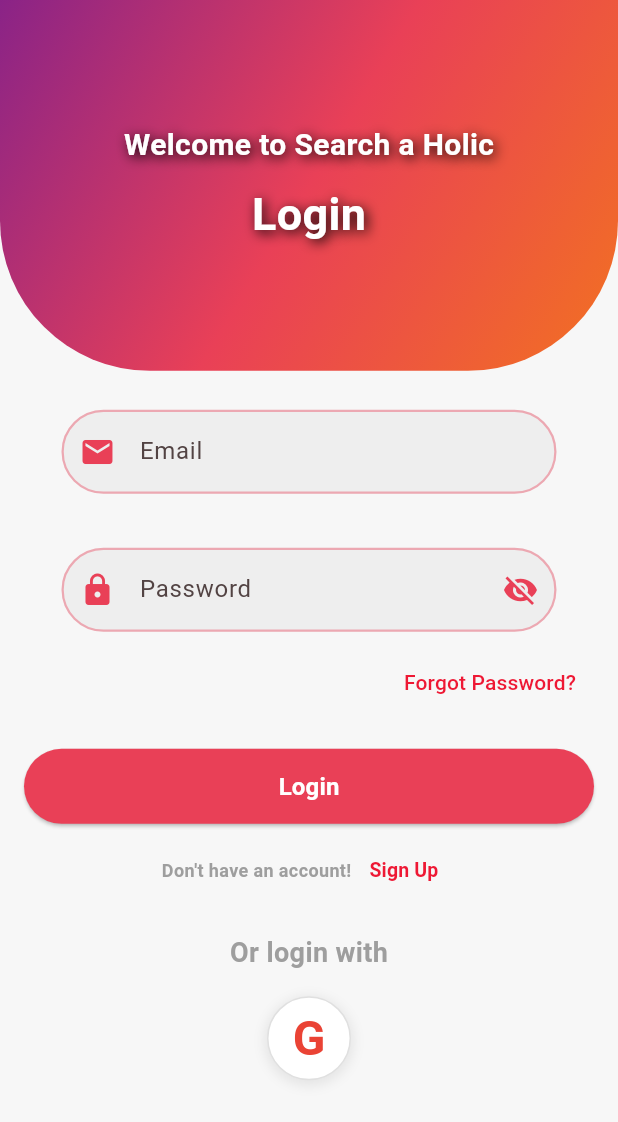
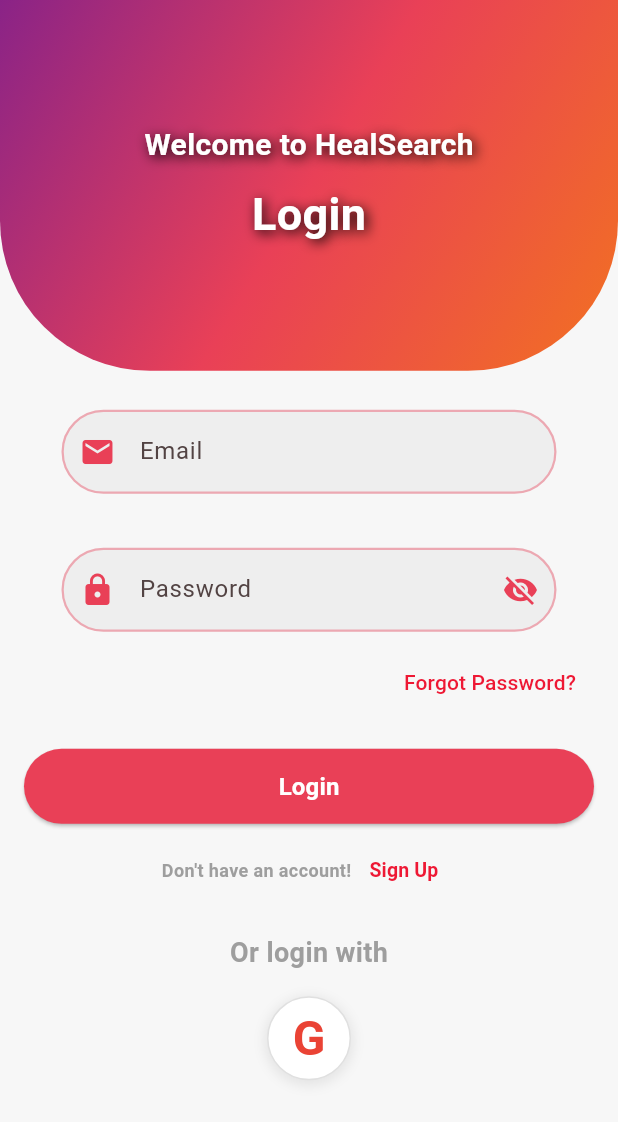
Before and after one commit to Talha-Aslam/HealSearch_app, a Flutter app: the screen it shows after launch, on a phone screen of 412 x 824 dp. Shown: the top 1122 px of the screen. Run offline on Flutter 3.47's test engine with Material 3 defaults, Android fonts, the light colour scheme and no system bars; our stand-ins replace cloud_firestore, connectivity_plus, email_validator, firebase_auth, firebase_core, firebase_storage and 11 more; missing offline and left inert: encrypt; accounts and stored records are empty.

Commit message:
name changed on login page to HealSearch

```diff
--- a/lib/login_screen.dart
+++ b/lib/login_screen.dart
@@ -346,7 +346,7 @@
                 mainAxisAlignment: MainAxisAlignment.center,
                 children: [
                   const Text(
-                    'Welcome to Search a Holic',
+                    'Welcome to HealSearch',
                     style: TextStyle(
                       color: Colors.white,
                       fontSize: 20,
```
Also changed, not shown: 4 other files.
